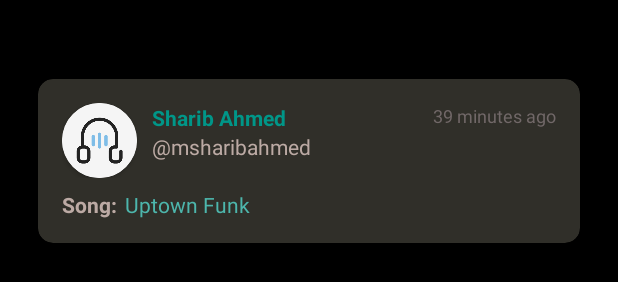
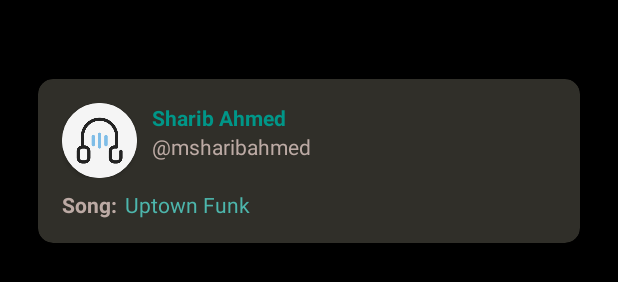
Before and after one commit to msharibahmed/Noobify, an Android app: the layout playlist_item.xml on its own in the app's theme, with its tools: preview values and no code run, on a phone screen of 412 x 824 dp. Shown: the part 457-739 px from the top of the screen. Run offline under Robolectric (Android 15) with nearby library versions, the phone set to English and light mode, and no system bars; network calls fail.

Commit message:
CHANGE: minor

```diff
--- a/app/src/main/java/com/example/myapplication/helpers/SongAdapter.kt
+++ b/app/src/main/java/com/example/myapplication/helpers/SongAdapter.kt
@@ -15,7 +15,6 @@ open class SongAdapter(private val listener: CustomOnclickListener) :
         RecyclerView.ViewHolder(binding.root), View.OnClickListener {
         var name = binding.textCreatorName
         var username = binding.textCreatorUsername
-        var createdAt = binding.textCreatedAt
         var songName = binding.textSongName
 
         init {
@@ -53,7 +52,6 @@ open class SongAdapter(private val listener: CustomOnclickListener) :
         holder.apply {
             name.text = "Anonymous" + song.subtitle
             username.text = "@anonymous" + song.subtitle
-            //createdAt.text = dateFormatter(song.dateCreated)
             songName.text = song.title
         }
 
--- a/app/src/main/res/layout/playlist_item.xml
+++ b/app/src/main/res/layout/playlist_item.xml
@@ -35,7 +35,7 @@
             </androidx.cardview.widget.CardView>
 
             <LinearLayout
-                android:layout_width="wrap_content"
+                android:layout_width="0dp"
                 android:layout_height="wrap_content"
                 android:layout_marginStart="10dp"
                 android:layout_weight="30"
@@ -43,7 +43,7 @@
 
                 <TextView
                     android:id="@+id/text_creator_name"
-                    android:layout_width="wrap_content"
+                    android:layout_width="match_parent"
                     android:layout_height="wrap_content"
                     android:text="@string/creator_name"
                     android:textColor="@color/teal_500"
@@ -51,22 +51,12 @@
 
                 <TextView
                     android:id="@+id/text_creator_username"
-                    android:layout_width="wrap_content"
+                    android:layout_width="match_parent"
                     android:layout_height="wrap_content"
                     android:text="@string/creator_username"
                     android:textColor="@color/white_500" />
 
             </LinearLayout>
-
-            <TextView
-                android:id="@+id/text_created_at"
-                android:layout_width="wrap_content"
-                android:layout_height="wrap_content"
-                android:paddingStart="5dp"
-                 android:textSize="12sp"
-                android:text="@string/created_at"
-                android:textColor="@color/grey"
-                tools:ignore="TextContrastCheck" />
 
         </LinearLayout>
 
```
